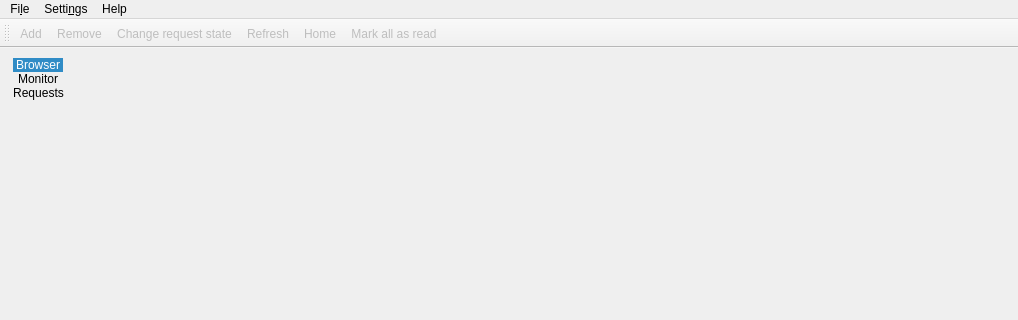
This is src/gui/mainwindow.ui in javierllorente/qactus as Qt 5 draws it before an edit; both pictures show x 0 to 1018 and y 0 to 320 of the 1018 by 540 pixel window. The edited form follows.
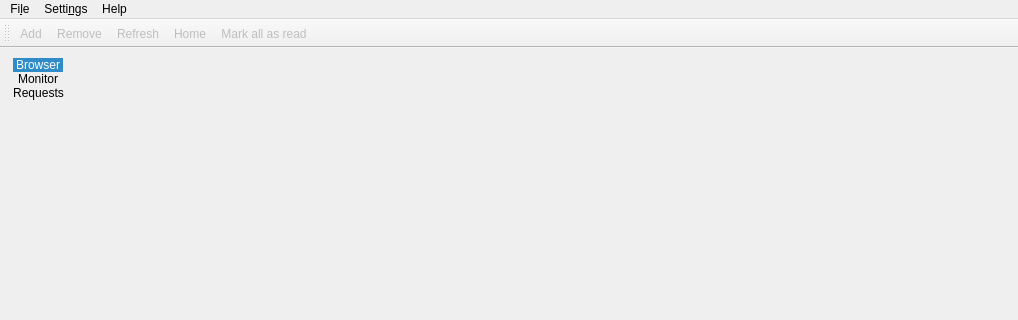
This is the edited form. Icons and pictures are not drawn. Custom widgets are drawn as their Qt base class.

Commit message: Create RequestsWidget for displaying requests/descriptions, use it in RequestBox and Browser as well, remove redundant RequestsTreeWidget

Diff of the .ui file:
```diff
--- a/src/gui/mainwindow.ui
+++ b/src/gui/mainwindow.ui
@@ -156,7 +156,6 @@
    </attribute>
    <addaction name="action_Add"/>
    <addaction name="action_Remove"/>
-   <addaction name="actionChange_request_state"/>
    <addaction name="action_Refresh"/>
    <addaction name="action_Home"/>
    <addaction name="action_Mark_all_as_read"/>
@@ -255,20 +254,6 @@
     <string>Ctrl+M</string>
    </property>
   </action>
-  <action name="actionChange_request_state">
-   <property name="enabled">
-    <bool>false</bool>
-   </property>
-   <property name="icon">
-    <iconset theme="mail-reply-sender"/>
-   </property>
-   <property name="text">
-    <string>Change request &amp;state</string>
-   </property>
-   <property name="visible">
-    <bool>false</bool>
-   </property>
-  </action>
   <action name="actionAPI_information">
    <property name="enabled">
     <bool>false</bool>
```
Left out of the diff: 2 changed lines with no effect on the pictures. The commit also changes 13 other files.
